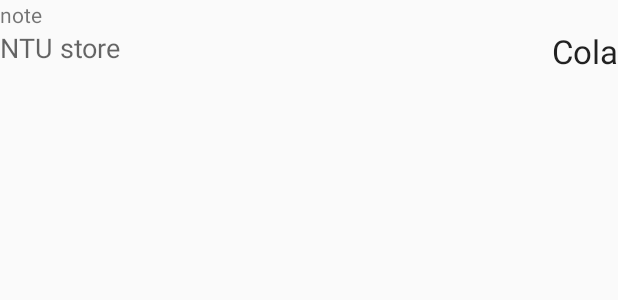
After one commit to jruffian/NTUProject, an Android app: the layout listview_item.xml on its own in the app's theme, with its tools: preview values and no code run, on a phone screen of 412 x 824 dp. The commit adds this screen. Shown: the top 300 px of the screen. Run offline under Robolectric (Android 15) with nearby library versions, the phone set to English and light mode, and no system bars.

Commit message:
Customs listview

```diff
--- /dev/null
+++ b/SimpleUI/app/src/main/res/layout/listview_item.xml
@@ -0,0 +1,35 @@
+<?xml version="1.0" encoding="utf-8"?>
+<RelativeLayout xmlns:android="http://schemas.android.com/apk/res/android"
+    android:layout_width="match_parent"
+    android:layout_height="match_parent">
+
+    <TextView
+        android:layout_width="wrap_content"
+        android:layout_height="wrap_content"
+        android:textAppearance="?android:attr/textAppearanceSmall"
+        android:text="note"
+        android:id="@+id/note"
+        android:layout_alignParentTop="true"
+        android:layout_alignParentLeft="true"
+        android:layout_alignParentStart="true" />
+
+    <TextView
+        android:layout_width="wrap_content"
+        android:layout_height="wrap_content"
+        android:textAppearance="?android:attr/textAppearanceMedium"
+        android:text="NTU store"
+        android:id="@+id/storeInfo"
+        android:layout_below="@+id/note"
+        android:layout_alignParentLeft="true"
+        android:layout_alignParentStart="true" />
+
+    <TextView
+        android:layout_width="wrap_content"
+        android:layout_height="wrap_content"
+        android:textAppearance="?android:attr/textAppearanceLarge"
+        android:text="Cola"
+        android:id="@+id/drinkName"
+        android:layout_alignTop="@+id/storeInfo"
+        android:layout_alignParentRight="true"
+        android:layout_alignParentEnd="true" />
+</RelativeLayout>
```
Also changed, not shown: SimpleUI/app/src/main/AndroidManifest.xml (+9 -2 lines), SimpleUI/app/src/main/java/tw/idv/crystalfish/simpleui/MainActivity.java (+69 -4 lines), SimpleUI/app/src/main/java/tw/idv/crystalfish/simpleui/SimpleUIApplication.java (added, +18 -0 lines), SimpleUI/app/src/main/res/values/array.xml (+5 -5 lines).
